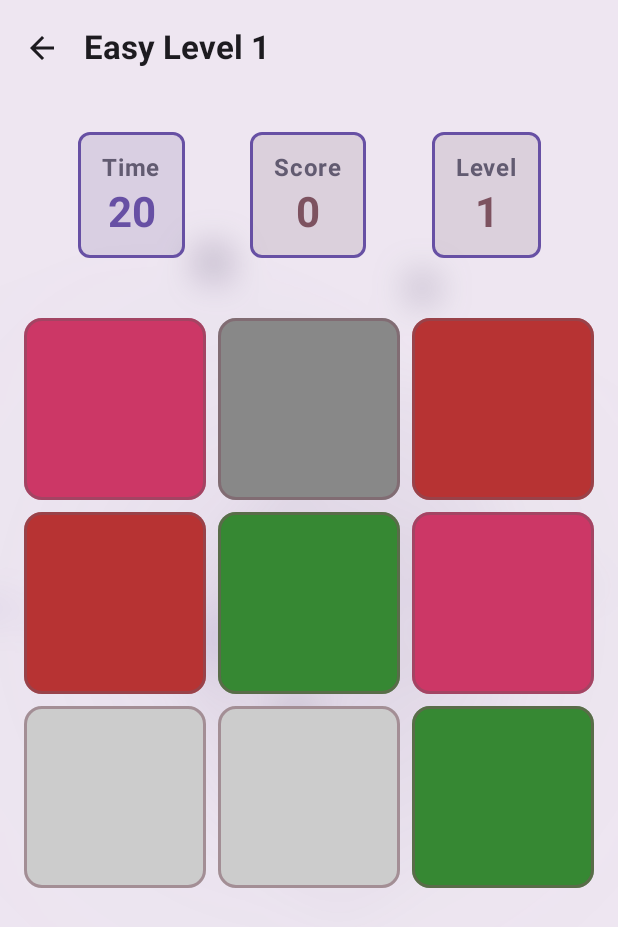
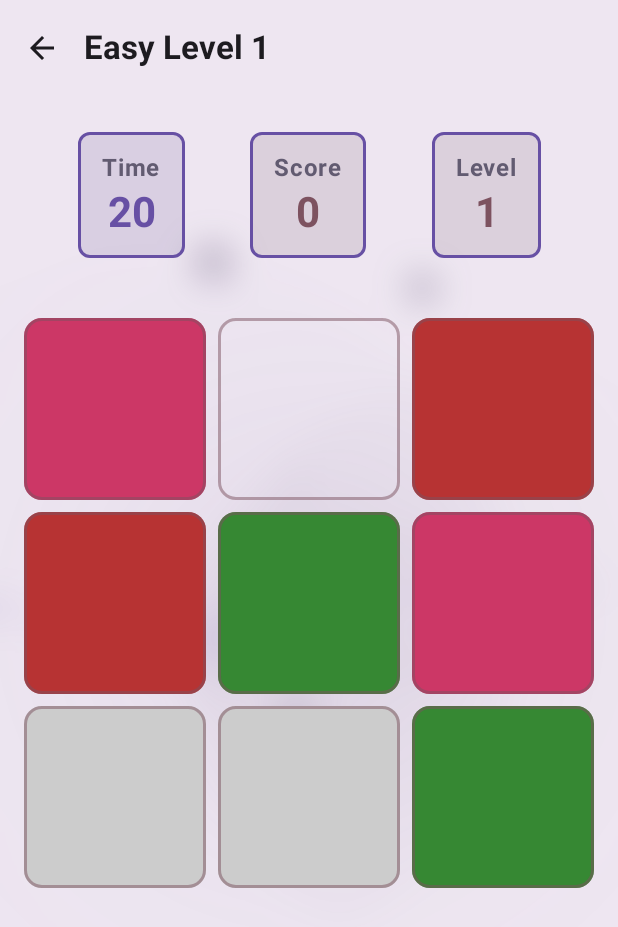
Before and after one commit to toufikforyou/mind-color-challenge-game, an Android app built with Jetpack Compose: the EasyGameScreen screen opened through its navigation route, after a tap on "Start Game", on a phone screen of 412 x 824 dp. Shown: the top 927 px of the screen. Run offline under Robolectric (Android 15) with nearby library versions, the phone set to English and light mode, and no system bars.

Commit message:
Replace default check icon with custom rocket icon and modify color generation

```diff
--- a/app/src/main/java/dev/toufikforyou/colormatching/main/utils/ColorUtils.kt
+++ b/app/src/main/java/dev/toufikforyou/colormatching/main/utils/ColorUtils.kt
@@ -24,7 +24,7 @@ fun generateColorPairs(gridSize: Int): List<ColorBox> {
 
     return List(totalBoxes) { index ->
         if (index == ignoredPosition) {
-            ColorBox(color = Color.Gray)
+            ColorBox(color = Color.Transparent)
         } else {
             // For even grids, use direct index mapping
             val colorIndex = if (isEvenGrid) {
--- /dev/null
+++ b/app/src/main/res/drawable/roket_icon.xml
@@ -0,0 +1,13 @@
+<vector xmlns:android="http://schemas.android.com/apk/res/android" android:height="48.030235dp" android:viewportHeight="127.08" android:viewportWidth="127" android:width="48dp">
+
+    <path android:fillColor="#fff" android:pathData="M127,9c-0.21,24 -8.35,44.84 -25.72,61.78a90.66,90.66 0,0 1,-12.81 10,1.65 1.65,0 0,0 -0.84,1.91c0.45,3 0.92,6 1.08,9.1a29.74,29.74 0,0 1,-6.76 20.67c-3.51,4.41 -7,8.84 -10.49,13.26 -1.44,1.82 -2.64,1.76 -3.84,-0.2 -4.28,-7 -8.54,-14 -12.87,-21a4.21,4.21 0,0 0,-1.91 -1.58q-20.76,-8 -28.67,-28.75a3.64,3.64 0,0 0,-1.44 -1.71c-7,-4.33 -14,-8.59 -21,-12.87 -2.06,-1.26 -2.15,-2.43 -0.28,-3.9 4.63,-3.66 9.23,-7.35 13.9,-11a29.88,29.88 0,0 1,23.18 -6c2.07,0.28 4.16,0.49 6.23,0.84a1.31,1.31 0,0 0,1.49 -0.68c2.19,-3.05 4.27,-6.2 6.66,-9.08A81.2,81.2 0,0 1,88.39 5.12,88.33 88.33,0 0,1 124.07,0.18c2.43,0.14 2.78,0.47 2.89,2.91C127,5.05 127,7 127,9ZM88.8,8.68c-3,1.35 -5.9,2.57 -8.73,4A73.26,73.26 0,0 0,53.4 35C44.78,47 36.47,59.11 28,71.14a2,2 0,0 0,-0.29 2.14,44.08 44.08,0 0,0 25.91,26 2.42,2.42 0,0 0,2.59 -0.35c10.31,-7.27 20.57,-14.63 31,-21.7a81.29,81.29 0,0 0,23.12 -23.07,77.91 77.91,0 0,0 8,-15.89C103.13,33.84 93.34,24.09 88.8,8.68ZM92.48,7.58c2.77,13.59 15,24.86 27,27 2.89,-7.22 5.1,-25.91 3.64,-30.78A84.34,84.34 0,0 0,92.48 7.58ZM84,83.89 L57.68,102.3l12,19.6a4.72,4.72 0,0 0,0.44 -0.42c3.3,-4.18 6.68,-8.3 9.87,-12.57C85.64,101.37 86,92.9 84,83.89ZM43.29,43c-1.65,-0.23 -3.07,-0.4 -4.48,-0.62 -6.67,-1.06 -13.1,-0.3 -18.73,3.51 -5.16,3.49 -10,7.51 -15.06,11.42L24.79,69.42C31,60.62 37.06,51.92 43.29,43Z"/>
+
+    <path android:fillColor="#fff" android:pathData="M2.85,126.2c-0.55,-0.4 -1.23,-0.65 -1.44,-1.1a3.47,3.47 0,0 1,0 -1.84c0.06,-0.29 0.42,-0.54 0.67,-0.79L18.56,106c0.28,-0.28 0.58,-0.71 0.89,-0.73 0.68,0 1.62,-0.12 2,0.26s0.39,1.36 0.43,2.08c0,0.23 -0.32,0.5 -0.53,0.71q-8.49,8.49 -17,17A8.22,8.22 0,0 1,2.85 126.2Z"/>
+
+    <path android:fillColor="#fff" android:pathData="M42.34,108.92a9.28,9.28 0,0 1,-1 1.6q-7.9,8 -15.85,15.85a1.84,1.84 0,0 1,-2.78 0.14,1.81 1.81,0 0,1 0.21,-2.68c5.28,-5.29 10.55,-10.59 15.89,-15.82a2.7,2.7 0,0 1,2.09 -0.54C41.45,107.57 41.83,108.36 42.34,108.92Z"/>
+
+    <path android:fillColor="#fff" android:pathData="M20.07,86.67a9.07,9.07 0,0 1,-1 1.61q-7.93,8 -15.91,15.91a1.79,1.79 0,0 1,-2.68 0.12,1.83 1.83,0 0,1 0.14,-2.68C6,96.32 11.24,91 16.6,85.76a2.67,2.67 0,0 1,2.08 -0.53C19.19,85.34 19.57,86.12 20.07,86.67Z"/>
+
+    <path android:fillColor="#fff" android:pathData="M93.52,47.81a14.19,14.19 0,1 1,-14.23 -14.2A14.15,14.15 0,0 1,93.52 47.81ZM89.89,48A10.56,10.56 0,1 0,79 58.35,10.51 10.51,0 0,0 89.89,48Z"/>
+
+</vector>
```
Also changed, not shown: app/src/main/java/dev/toufikforyou/colormatching/main/presentation/components/ColorGrid.kt (+11 -6 lines), 1 other file.
